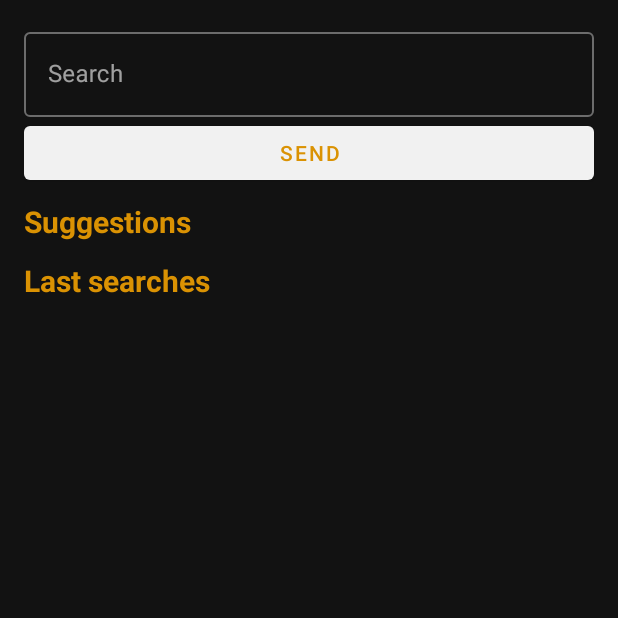
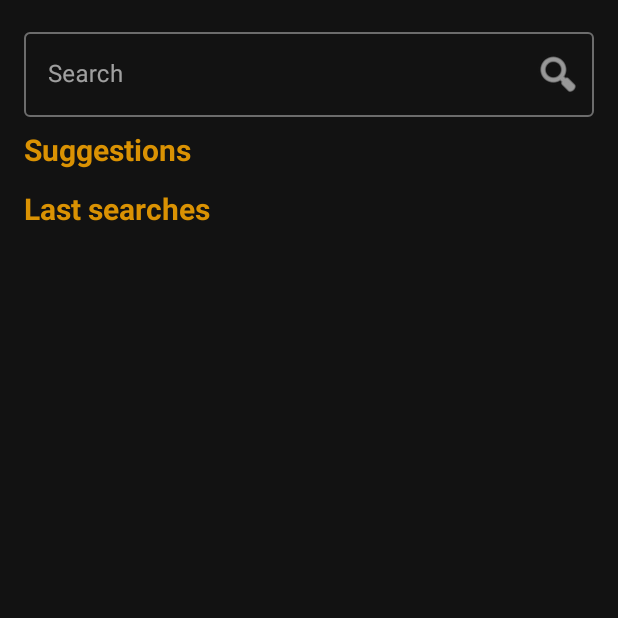
Before and after one commit to bfpimentel/chuck-norris-app, an Android app: the SearchFragment screen opened through its navigation route, on a phone screen of 412 x 824 dp, the top half of it. Run offline under Robolectric (Android 15) with nearby library versions, the light colour scheme and no system bars; our stand-ins replace Room's generated code, RxJava; 21 statements that could not run were skipped.

Commit message:
feat: adds search action and icon into input
- adds search action and icon into input in search screen
- adds strings into string.xml

```diff
--- a/app/src/main/java/dev/pimentel/chucknorris/presentation/facts/FactsViewModel.kt
+++ b/app/src/main/java/dev/pimentel/chucknorris/presentation/facts/FactsViewModel.kt
@@ -52,15 +52,15 @@ class FactsViewModel(
             .doOnSubscribe { isLoading.postValue(true) }
             .doFinally { isLoading.postValue(false) }
             .handle(
-                { facts ->
-                    facts.map { fact ->
+                {
+                    it.map { fact ->
                         FactDisplay(
                             fact.category.capitalize(),
                             fact.value,
                             if (fact.value.length > SMALL_FONT_LENGTH_LIMIT) R.dimen.text_normal
                             else R.dimen.text_large
                         )
-                    }.also(this.facts::postValue)
+                    }.also(facts::postValue)
                 }, ::postErrorMessage
             )
     }
--- a/app/src/main/java/dev/pimentel/chucknorris/shared/navigator/Navigator.kt
+++ b/app/src/main/java/dev/pimentel/chucknorris/shared/navigator/Navigator.kt
@@ -13,8 +13,7 @@ interface NavigatorRouter {
     fun pop()
 }
 
-interface Navigator : NavigatorBinder,
-    NavigatorRouter
+interface Navigator : NavigatorBinder, NavigatorRouter
 
 class NavigatorImpl : Navigator {
 
--- a/app/src/main/res/layout/search_layout.xml
+++ b/app/src/main/res/layout/search_layout.xml
@@ -1,35 +1,36 @@
 <?xml version="1.0" encoding="utf-8"?>
 <LinearLayout xmlns:android="http://schemas.android.com/apk/res/android"
+    xmlns:app="http://schemas.android.com/apk/res-auto"
     android:layout_width="match_parent"
     android:layout_height="match_parent"
     android:orientation="vertical"
     android:padding="@dimen/spacing_medium">
 
     <com.google.android.material.textfield.TextInputLayout
+        android:id="@+id/search_il_search_term"
         style="@style/Widget.MaterialComponents.TextInputLayout.OutlinedBox"
         android:layout_width="match_parent"
         android:layout_height="wrap_content"
-        android:hint="Search">
+        android:hint="@string/search_il_search_hint"
+        app:endIconDrawable="@android:drawable/ic_menu_search"
+        app:endIconMode="custom"
+        app:endIconTint="@color/colorPrimary">
 
         <com.google.android.material.textfield.TextInputEditText
             android:id="@+id/search_et_search_term"
             android:layout_width="match_parent"
-            android:layout_height="wrap_content" />
+            android:layout_height="wrap_content"
+            android:imeOptions="actionSearch"
+            android:inputType="text"
+            android:lines="1" />
 
     </com.google.android.material.textfield.TextInputLayout>
-
-    <com.google.android.material.button.MaterialButton
-        android:id="@+id/search_bt_send"
-        android:layout_width="match_parent"
-        android:layout_height="wrap_content"
-        android:text="Send"
-        android:textColor="@color/colorAccent" />
 
     <com.google.android.material.textview.MaterialTextView
         android:layout_width="wrap_content"
         android:layout_height="wrap_content"
         android:layout_marginTop="@dimen/spacing_small"
-        android:text="Suggestions"
+        android:text="@string/search_tv_suggestions"
         android:textColor="@color/colorAccent"
         android:textSize="@dimen/text_medium"
         android:textStyle="bold" />
@@ -44,7 +45,7 @@
         android:layout_width="wrap_content"
         android:layout_height="wrap_content"
         android:layout_marginTop="@dimen/spacing_small"
-        android:text="Last searches"
+        android:text="@string/search_tv_last_searches"
         android:textColor="@color/colorAccent"
         android:textSize="@dimen/text_medium"
         android:textStyle="bold" />
--- a/app/src/main/res/values/strings.xml
+++ b/app/src/main/res/values/strings.xml
@@ -10,4 +10,10 @@
     <string name="facts_tv_error_message">%s\nYou can tap here to try again.</string>
     <!-- Facts Fragment -->
 
+    <!-- Search Fragment -->
+    <string name="search_il_search_hint">Search</string>
+    <string name="search_tv_suggestions">Suggestions</string>
+    <string name="search_tv_last_searches">Last searches</string>
+    <!-- Search Fragment -->
+
 </resources>
```
Also changed, not shown: app/src/main/java/dev/pimentel/chucknorris/presentation/search/SearchFragment.kt (+22 -3 lines).
